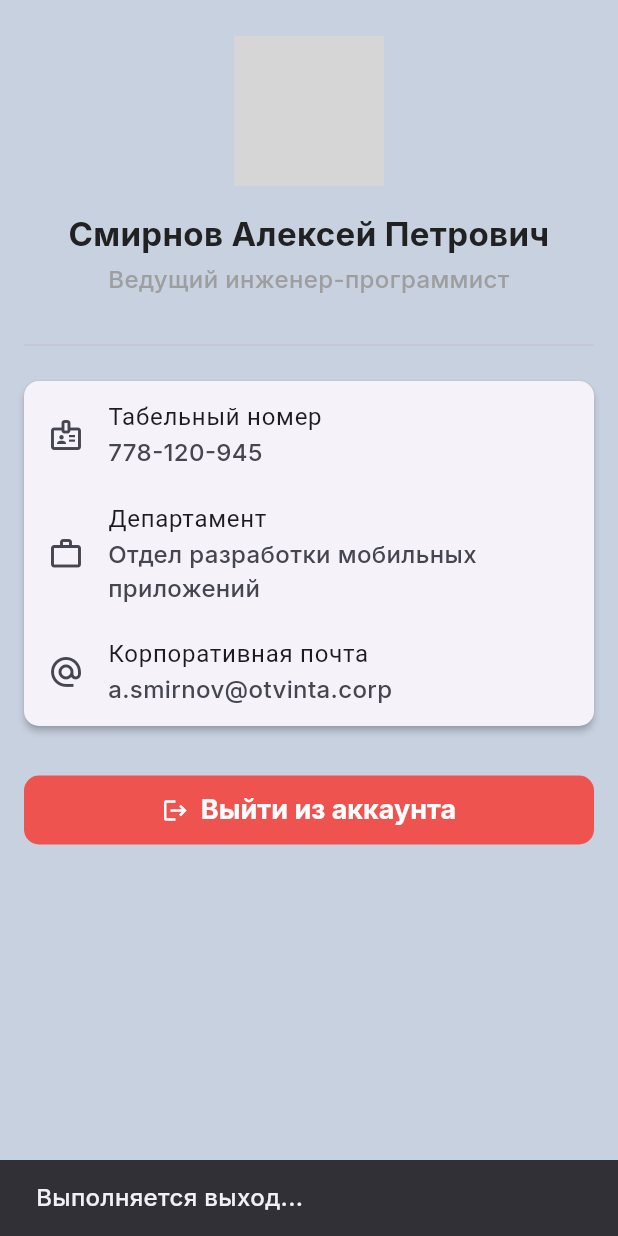
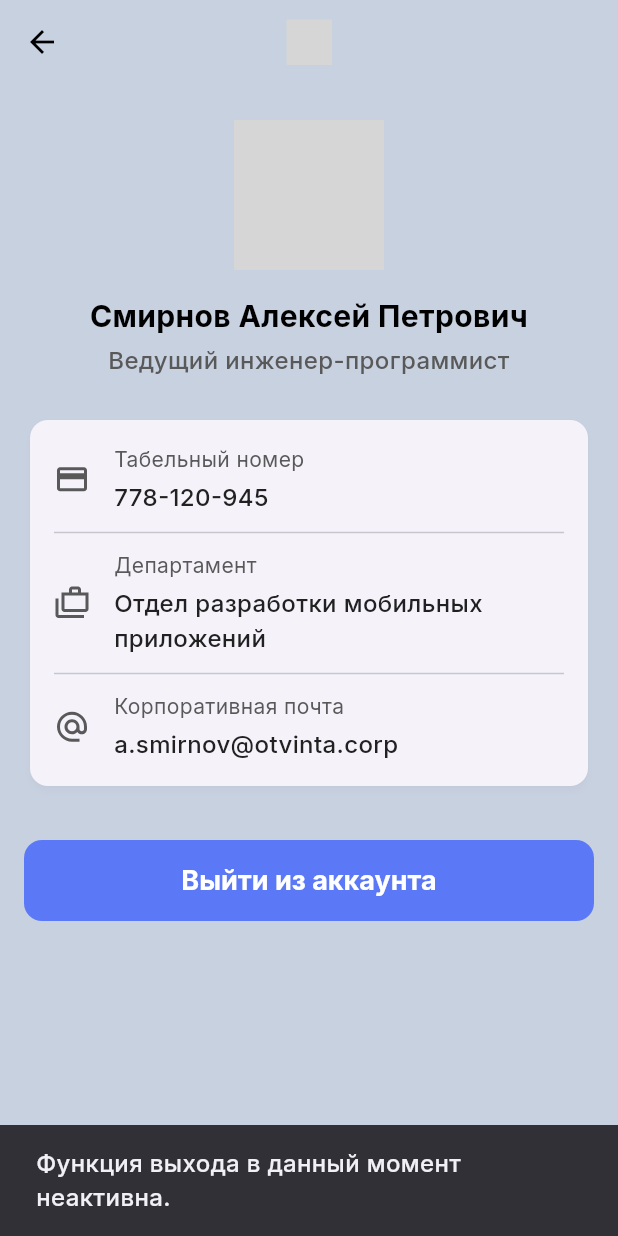
Before and after one commit to JellyfishKa/Ot-VInta, a Flutter app: the ProfileScreen screen opened directly, after a tap on "Выйти из аккаунта", on a phone screen of 412 x 824 dp. Run offline on Flutter 3.47's test engine with Material 3 defaults, Android fonts, the phone set to English and light mode, and no system bars; our stand-ins replace flutter_dotenv, flutter_svg, google_fonts; network calls fail; project files that could hold a hidden picture were left out; grey boxes are pictures that could not be loaded.

Commit message:
Refactor navigation and add screen wrappers
Refactored HomeScreen and ProfileScreen to use stateless widgets and simplified navigation. Introduced wrapper screens for benefits, requests, and services to provide consistent app bar and navigation context. Added requests_logic for handling requests logic and user_model for user data. Updated api_service with profile endpoint and improved request deletion. Minor UI and code cleanups applied throughout.

```diff
--- /dev/null
+++ b/Ot Vinta/otvinta/lib/models/user_model.dart
@@ -0,0 +1,57 @@
+class UserModel {
+  final int id;
+  final String firstName;
+  final String lastName;
+  final String? patronymic; // Отчество может отсутствовать
+  final String position;
+  final String email;
+  final String? employeeId; // Табельный номер
+  final String? department;
+  final String? avatarUrl;
+
+  UserModel({
+    required this.id,
+    required this.firstName,
+    required this.lastName,
+    this.patronymic,
+    required this.position,
+    required this.email,
+    this.employeeId,
+    this.department,
+    this.avatarUrl,
+  });
+
+  // Геттер для получения полного имени
+  String get fullName {
+    return '$lastName $firstName ${patronymic ?? ''}'.trim();
+  }
+
+  factory UserModel.fromJson(Map<String, dynamic> json) {
+    return UserModel(
+      id: json['id'],
+      firstName: json['first_name'] ?? '',
+      lastName: json['last_name'] ?? '',
+      patronymic: json['patronymic'],
+      position: json['position'] ?? 'Должность не указана',
+      email: json['email'] ?? 'Email не указан',
+      employeeId: json['employee_id'],
+      department: json['department'],
+      avatarUrl: json['avatar'],
+    );
+  }
+
+  static UserModel mock() {
+    return UserModel(
+      id: 1,
+      firstName: 'Алексей',
+      lastName: 'Смирнов',
+      patronymic: 'Петрович',
+      position: 'Ведущий инженер-программист',
+      email: 'a.smirnov@otvinta.corp',
+      employeeId: '778-120-945',
+      department: 'Отдел разработки мобильных приложений',
+      // Используем сервис-заглушку для фото, как в дизайне
+      avatarUrl: 'https://i.pravatar.cc/150?img=12',
+    );
+  }
+}
--- a/Ot Vinta/otvinta/lib/screens/profile_screen.dart
+++ b/Ot Vinta/otvinta/lib/screens/profile_screen.dart
@@ -1,92 +1,114 @@
 import 'package:flutter/material.dart';
+import 'package:flutter_svg/flutter_svg.dart';
+import 'package:otvinta/models/user_model.dart';
+import 'package:otvinta/theme/app_colors.dart';
+import 'package:otvinta/theme/app_dimens.dart';
+import 'package:otvinta/theme/app_text_styles.dart';
 
+// Теперь это простой StatelessWidget
 class ProfileScreen extends StatelessWidget {
   const ProfileScreen({super.key});
 
   @override
   Widget build(BuildContext context) {
-    return SingleChildScrollView(
-      padding: const EdgeInsets.symmetric(horizontal: 16.0, vertical: 24.0),
+    // Получаем наши фейковые данные
+    final user = UserModel.mock();
+
+    return Scaffold(
+      backgroundColor: AppColors.background,
+      appBar: AppBar(
+        automaticallyImplyLeading: true,
+        backgroundColor: Colors.transparent,
+        elevation: 0,
+        title: SvgPicture.asset('assets/icons/logo.svg', height: AppDimens.iconSizeLarge),
+        centerTitle: true,
+      ),
+      body: SingleChildScrollView(
+        padding: const EdgeInsets.symmetric(horizontal: AppDimens.padding_16),
         child: Column(
           crossAxisAlignment: CrossAxisAlignment.center,
-        children: <Widget>[
-          // Аватар пользователя
-          const CircleAvatar(
+          children: [
+            const SizedBox(height: AppDimens.padding_24),
+            CircleAvatar(
               radius: 50,
-            backgroundImage: NetworkImage('https://i.pravatar.cc/150?img=12'), // Используем сервис-заглушку для фото
-            backgroundColor: Colors.grey,
+              backgroundImage: (user.avatarUrl != null) ? NetworkImage(user.avatarUrl!) : null,
+              child: (user.avatarUrl == null) ? const Icon(Icons.person, size: 50) : null,
             ),
-          const SizedBox(height: 16),
-          // ФИО
-          const Text(
-            'Смирнов Алексей Петрович',
-            style: TextStyle(fontSize: 22, fontWeight: FontWeight.bold),
-            textAlign: TextAlign.center,
+            const SizedBox(height: AppDimens.padding_16),
+            Text(user.fullName, style: AppTextStyles.h2, textAlign: TextAlign.center),
+            const SizedBox(height: AppDimens.padding_4),
+            Text(user.position, style: AppTextStyles.body.copyWith(color: AppColors.textSecondary), textAlign: TextAlign.center),
+            const SizedBox(height: AppDimens.padding_24),
+
+            Card(
+              elevation: 2,
+              shadowColor: Colors.black12,
+              shape: RoundedRectangleBorder(borderRadius: BorderRadius.circular(AppDimens.radius_12)),
+              child: Padding(
+                padding: const EdgeInsets.all(AppDimens.padding_16),
+                child: Column(
+                  children: [
+                    _buildInfoRow(
+                      iconSvg: 'tabel.svg',
+                      title: 'Табельный номер',
+                      value: user.employeeId ?? 'Не указан',
                     ),
-          const SizedBox(height: 4),
-          // Должность
-          const Text(
-            'Ведущий инженер-программист',
-            style: TextStyle(fontSize: 16, color: Colors.grey),
-            textAlign: TextAlign.center,
+                    const Divider(height: AppDimens.padding_24),
+                    _buildInfoRow(
+                      iconSvg: 'case.svg',
+                      title: 'Департамент',
+                      value: user.department ?? 'Не указан',
                     ),
-          const SizedBox(height: 24),
-          // Разделитель
-          const Divider(),
-          const SizedBox(height: 16),
-          // Карточка с информацией
-          Card(
-            elevation: 2.0,
-            shape: RoundedRectangleBorder(
-              borderRadius: BorderRadius.circular(10),
-            ),
-             // Убираем лишние отступы у ListTile внутри Card
-            margin: EdgeInsets.zero,
-            child: const Column(
-              children: [
-                ListTile(
-                  leading: Icon(Icons.badge_outlined),
-                  title: Text('Табельный номер'),
-                  subtitle: Text('778-120-945'),
-                ),
-                ListTile(
-                  leading: Icon(Icons.work_outline),
-                  title: Text('Департамент'),
-                  subtitle: Text('Отдел разработки мобильных приложений'),
-                ),
-                ListTile(
-                  leading: Icon(Icons.alternate_email_outlined),
-                  title: Text('Корпоративная почта'),
-                  subtitle: Text('a.smirnov@otvinta.corp'),
+                     const Divider(height: AppDimens.padding_24),
+                    _buildInfoRow(
+                      iconSvg: 'email.svg',
+                      title: 'Корпоративная почта',
+                      value: user.email,
                     ),
                   ],
                 ),
               ),
-          const SizedBox(height: 32),
-          // Кнопка выхода
-          SizedBox(
-            width: double.infinity, // Кнопка на всю ширину
-            child: ElevatedButton.icon(
-              icon: const Icon(Icons.logout),
-              label: const Text('Выйти из аккаунта'),
+            ),
+            const SizedBox(height: AppDimens.padding_32),
+
+            ElevatedButton(
               onPressed: () {
-                // Здесь будет логика выхода из приложения
                 ScaffoldMessenger.of(context).showSnackBar(
-                  const SnackBar(content: Text('Выполняется выход...')),
+                  const SnackBar(content: Text('Функция выхода в данный момент неактивна.')),
                 );
               },
               style: ElevatedButton.styleFrom(
-                padding: const EdgeInsets.symmetric(vertical: 12),
-                backgroundColor: Colors.red.shade400,
-                foregroundColor: Colors.white,
-                shape: RoundedRectangleBorder(
-                  borderRadius: BorderRadius.circular(10),
+                minimumSize: const Size(double.infinity, 50),
+              ),
+              child: const Text('Выйти из аккаунта'),
+            ),
+            const SizedBox(height: AppDimens.padding_24),
+          ],
         ),
       ),
+    );
+  }
+
+  Widget _buildInfoRow({required String iconSvg, required String title, required String value}) {
+    return Row(
+      children: [
+        SvgPicture.asset(
+          'assets/icons/$iconSvg',
+          height: AppDimens.iconSizeMedium,
+          colorFilter: const ColorFilter.mode(AppColors.textSecondary, BlendMode.srcIn),
+        ),
+        const SizedBox(width: AppDimens.padding_16),
+        Expanded(
+          child: Column(
+            crossAxisAlignment: CrossAxisAlignment.start,
+            children: [
+              Text(title, style: AppTextStyles.caption),
+              const SizedBox(height: AppDimens.padding_4),
+              Text(value, style: AppTextStyles.body),
+            ],
           ),
         ),
       ],
-      ),
     );
   }
 }
--- a/Ot Vinta/otvinta/lib/screens/services_screen.dart
+++ b/Ot Vinta/otvinta/lib/screens/services_screen.dart
@@ -2,7 +2,6 @@ import 'package:flutter/material.dart';
 import 'package:collection/collection.dart';
 import 'package:otvinta/models/service_model.dart';
 import 'package:otvinta/services/api_service.dart';
-import 'package:otvinta/theme/app_colors.dart';
 import 'package:otvinta/theme/app_dimens.dart';
 import 'package:otvinta/theme/app_text_styles.dart';
 import 'package:otvinta/widgets/service_category_item.dart';
--- a/Ot Vinta/otvinta/lib/widgets/status_stepper.dart
+++ b/Ot Vinta/otvinta/lib/widgets/status_stepper.dart
@@ -63,8 +63,8 @@ class _StatusStep extends StatelessWidget {
   @override
   Widget build(BuildContext context) {
     // Определяем цвета на основе состояния
-    final Color activeColor = AppColors.statusInProgressText;
-    final Color inactiveColor = AppColors.divider;
+    const Color activeColor = AppColors.statusInProgressText;
+    const Color inactiveColor = AppColors.divider;
 
     return Column(
       crossAxisAlignment: CrossAxisAlignment.start,
```
Also changed, not shown: Ot Vinta/otvinta/lib/logic/requests_logic.dart (added, +63 -0 lines), Ot Vinta/otvinta/lib/screens/benefits_screen_wrapper.dart (added, +17 -0 lines), Ot Vinta/otvinta/lib/screens/home_screen.dart (+91 -233 lines), Ot Vinta/otvinta/lib/screens/requests_screen_wrapper.dart (added, +63 -0 lines), Ot Vinta/otvinta/lib/screens/services_screen_wrapper.dart (added, +34 -0 lines), Ot Vinta/otvinta/lib/services/api_service.dart (+6 -16 lines). Lines whose indentation alone changed are shown as unchanged.
